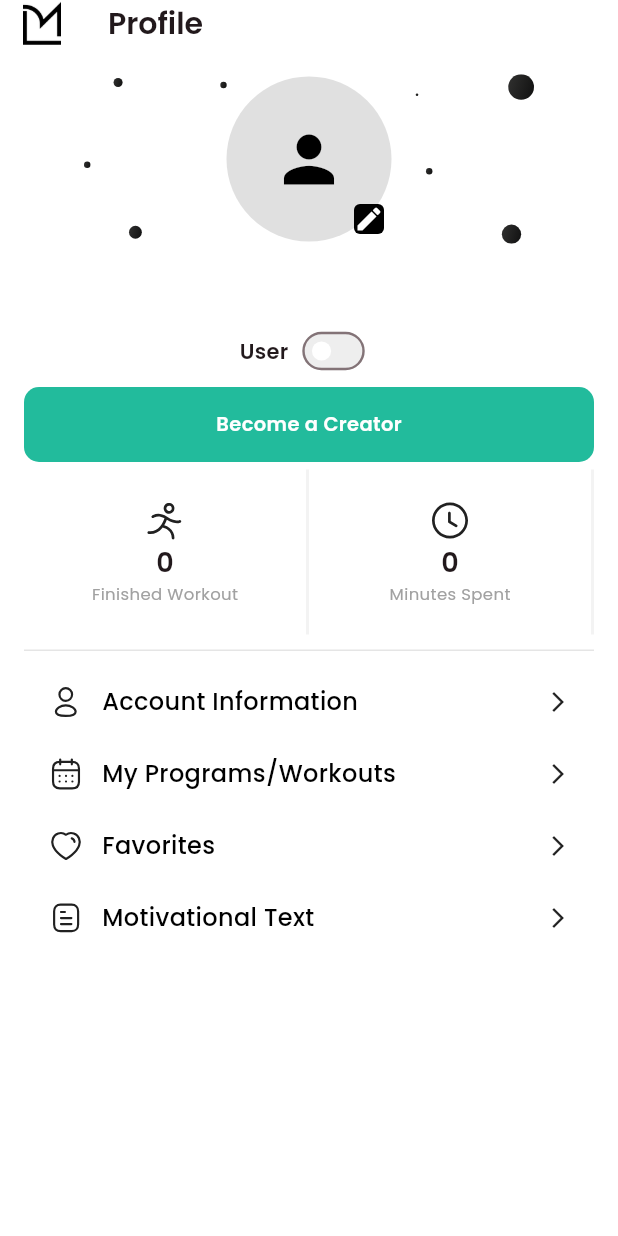
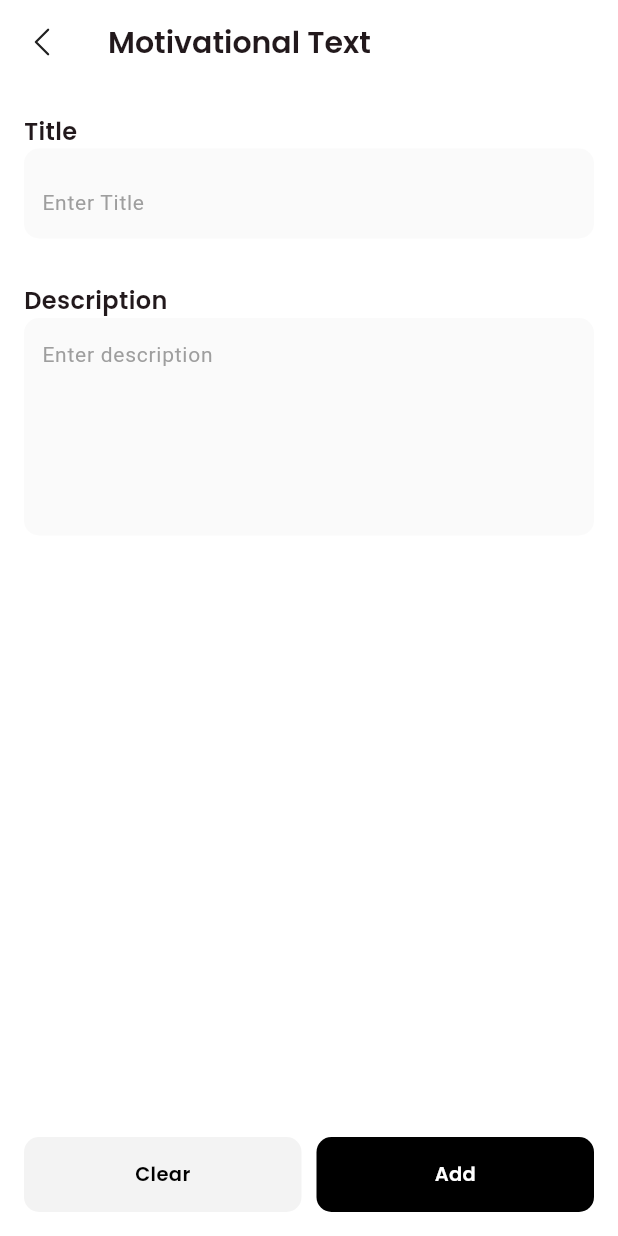
Before and after one commit to bilaalmustafa/musculo_app, a Flutter app: the UserProfile screen opened by its route, after a tap on "Motivational Text", on a phone screen of 412 x 824 dp. Run offline on Flutter 3.47's test engine with Material 3 defaults, Android fonts, the phone set to English and light mode, and no system bars; our stand-ins replace carousel_slider, cloud_firestore, cloud_functions, firebase_auth, firebase_core, flutter_secure_storage and 8 more; accounts and stored records are empty; project files that could hold a hidden picture were left out.

Commit message:
add motivational text screen

```diff
--- a/lib/core/config/routes.dart
+++ b/lib/core/config/routes.dart
@@ -23,6 +23,7 @@ import 'package:musculo_app/modules/bottom_navigation_bar/profile/creator_profil
 import 'package:musculo_app/modules/bottom_navigation_bar/profile/creator_profile_screens/creatorinfo_screen.dart';
 import 'package:musculo_app/modules/bottom_navigation_bar/profile/creator_profile_screens/payment_screen.dart';
 import 'package:musculo_app/modules/bottom_navigation_bar/profile/user_profile_screens/accountinfo.dart';
+import 'package:musculo_app/modules/bottom_navigation_bar/profile/user_profile_screens/motivational_text.dart';
 import 'package:musculo_app/modules/bottom_navigation_bar/profile/user_profile_screens/myprogramworkout.dart';
 import 'package:musculo_app/modules/bottom_navigation_bar/profile/user_profile_screens/user_profile.dart';
 import 'package:musculo_app/modules/bottom_navigation_bar/programs_and_workout/creater_screen/notification.dart';
@@ -70,6 +71,7 @@ class Routes {
   static const String verifyPasswordScreen = "/verifypassword_screen";
   static const String changePasswordScreen = "/changepassword_screen";
   static const String reportScreen = "/reporttab_screen";
+  static const String motivationalScreen = "/motivational_text_screen";
 }
 
 class RouteGenerator {
@@ -149,6 +151,10 @@ class RouteGenerator {
         return MaterialPageRoute(builder: (_) => const VerifypasswordScreen());
       case Routes.changePasswordScreen:
         return MaterialPageRoute(builder: (_) => const ChangepasswordScreen());
+      case Routes.motivationalScreen:
+        return MaterialPageRoute(
+          builder: (_) => const MotivationalTextScreen(),
+        );
 
       default:
         return MaterialPageRoute(
--- /dev/null
+++ b/lib/model/motivational_text_model.dart
@@ -0,0 +1,55 @@
+import 'package:cloud_firestore/cloud_firestore.dart';
+
+class MotivationalTextModel {
+  final String? id;
+  final String? title;
+  final String? description;
+  final String? userId;
+  final DateTime? createdAt;
+
+  MotivationalTextModel({
+    this.id,
+    this.title,
+    this.description,
+    this.userId,
+    this.createdAt,
+  });
+
+  MotivationalTextModel copyWith({
+    String? id,
+    String? title,
+    String? description,
+    String? userId,
+    DateTime? createdAt,
+  }) {
+    return MotivationalTextModel(
+      id: id ?? this.id,
+      title: title ?? this.title,
+      description: description ?? this.description,
+      userId: userId ?? this.userId,
+      createdAt: createdAt ?? this.createdAt,
+    );
+  }
+
+  factory MotivationalTextModel.fromJson(
+    Map<String, dynamic> json, {
+    String? id,
+  }) {
+    return MotivationalTextModel(
+      id: id,
+      title: json['title'],
+      description: json['description'],
+      userId: json['userId'],
+      createdAt: (json['createdAt'] as Timestamp?)?.toDate(),
+    );
+  }
+
+  Map<String, dynamic> toJson() {
+    return {
+      'title': title,
+      'description': description,
+      'userId': userId,
+      'createdAt': createdAt != null ? Timestamp.fromDate(createdAt!) : null,
+    };
+  }
+}
--- a/lib/modules/auth/sign_in/screen/sign_in_screen.dart
+++ b/lib/modules/auth/sign_in/screen/sign_in_screen.dart
@@ -25,7 +25,6 @@ class SignInScreen extends StatefulWidget {
 
 class _SignInScreenState extends State<SignInScreen> {
   final _formKey = GlobalKey<FormState>();
-  final userid = FirebaseAuth.instance.currentUser!.uid;
 
   final TextEditingController _emailController = TextEditingController();
   final TextEditingController _passController = TextEditingController();
--- a/lib/modules/bottom_navigation_bar/feedback/view_model/feedback_view_model.dart
+++ b/lib/modules/bottom_navigation_bar/feedback/view_model/feedback_view_model.dart
@@ -46,7 +46,7 @@ class FeedbackProvider with ChangeNotifier {
         timestamp: DateTime.now(),
       );
       final feedbackId = DateTime.now().millisecondsSinceEpoch.toString();
-      await _feedbackService.create(feedbackId, model);
+      await _feedbackService.createFeedback(feedbackId, model);
     } catch (e) {
       debugPrint("Error submitting feedback: $e");
     } finally {
--- /dev/null
+++ b/lib/modules/bottom_navigation_bar/profile/user_profile_screens/motivational_text.dart
@@ -0,0 +1,99 @@
+import 'package:flutter/material.dart';
+import 'package:musculo_app/components/shared_appbar.dart';
+
+import '../../../../components/custom_button.dart';
+import '../../../../components/poppins_text.dart';
+import '../../../../core/config/validator.dart';
+import '../../../../core/constants/const_colors.dart';
+import '../../../../core/constants/fonts.dart';
+import '../../../../core/constants/sizes.dart';
+import '../../feedback/components/feedbackfield.dart';
+
+class MotivationalTextScreen extends StatefulWidget {
+  const MotivationalTextScreen({super.key});
+
+  @override
+  State<MotivationalTextScreen> createState() => _MotivationalTextScreenState();
+}
+
+class _MotivationalTextScreenState extends State<MotivationalTextScreen> {
+  final titleController = TextEditingController();
+  final descriptionController = TextEditingController();
+
+  @override
+  void dispose() {
+    titleController.dispose();
+    descriptionController.dispose();
+    super.dispose();
+  }
+
+  @override
+  Widget build(BuildContext context) {
+    return Scaffold(
+      backgroundColor: ConstColors.white,
+      appBar: SharedAppBar(title: 'Motivational Text'),
+
+      body: Padding(
+        padding: const EdgeInsets.all(16.0),
+        child: Column(
+          crossAxisAlignment: CrossAxisAlignment.start,
+
+          children: [
+            PoppinsText(
+              text: "Title",
+              fontSize: Sizes.s16,
+              fontWeight: TextWeight.semiBold,
+            ),
+            Feedbackfield(
+              controller: titleController,
+              hint: 'Enter Title',
+              height: 60,
+              validator: (value) => Validator.valueExists(value),
+            ),
+            SizedBox(height: 30),
+            PoppinsText(
+              text: "Description",
+              fontSize: Sizes.s16,
+              fontWeight: TextWeight.semiBold,
+            ),
+            Feedbackfield(
+              controller: descriptionController,
+              hint: 'Enter description',
+              maxline: 5,
+              validator: (value) => Validator.valueExists(value),
+            ),
+          ],
+        ),
+      ),
+
+      bottomNavigationBar: Padding(
+        padding: const EdgeInsets.all(16.0),
+        child: Row(
+          spacing: Sizes.s10,
+          children: [
+            Expanded(
+              child: CustomButton(
+                buttonText: 'Clear',
+                textColor: Colors.black,
+                buttonColor: ConstColors.secondary,
+
+                onTap: () {
+                  // logout logic here
+                  Navigator.pop(context);
+                },
+              ),
+            ),
+            Expanded(
+              child: CustomButton(
+                buttonText: 'Add',
+                onTap: () {
+                  // add logic here
+                },
+              ),
+            ),
+          ],
+        ),
+      ),
+    );
+  }
+}
--- a/lib/modules/bottom_navigation_bar/profile/user_profile_screens/user_profile.dart
+++ b/lib/modules/bottom_navigation_bar/profile/user_profile_screens/user_profile.dart
@@ -10,6 +10,7 @@ import 'package:musculo_app/core/config/routes.dart';
 import 'package:musculo_app/core/constants/assets.dart';
 import 'package:musculo_app/core/constants/sizes.dart';
 import 'package:musculo_app/modules/bottom_navigation_bar/home_and_training_screens/view_model/user_view_model.dart';
+import 'package:musculo_app/modules/bottom_navigation_bar/programs_and_workout/component/notification_switch.dart';
 import 'package:provider/provider.dart';
 
 import '../../../../core/constants/const_colors.dart';
@@ -98,24 +99,35 @@ class _UserProfileState extends State<UserProfile> {
                     fontSize: Sizes.s14,
                     fontWeight: TextWeight.semiBold,
                   ),
-                  Transform.scale(
-                    scale: 0.8,
-                    child: Switch(
-                      activeColor: ConstColors.white,
-                      activeTrackColor: ConstColors.green4AD,
 
-                      inactiveTrackColor: ConstColors.greyEEE,
-                      inactiveThumbColor: ConstColors.white,
+                  NotificationSwitch(
                     value: isCreator,
+                    useCupertino: true,
                     onChanged: (value) {
                       setState(() {
                         isCreator = value;
                       });
                     },
                   ),
-                  ),
+                  // Transform.scale(
+                  //   scale: 0.8,
+                  //   child: Switch(
+                  //     activeColor: ConstColors.white,
+                  //     activeTrackColor: ConstColors.green4AD,
+
+                  //     inactiveTrackColor: ConstColors.greyEEE,
+                  //     inactiveThumbColor: ConstColors.white,
+                  //     value: isCreator,
+                  //     onChanged: (value) {
+                  //       setState(() {
+                  //         isCreator = value;
+                  //       });
+                  //     },
+                  //   ),
+                  // ),
                 ],
               ),
+              SizedBox(height: 15),
               CustomButton(
                 buttonText:
                     isCreator
@@ -177,11 +189,7 @@ class _UserProfileState extends State<UserProfile> {
 
                   trailing: Icon(Icons.arrow_forward_ios, size: Sizes.s16),
                   onTap: () {
-                    Navigator.pushNamed(
-                      context,
-                      Routes.myProgramWorkout,
-
-                    );
+                    Navigator.pushNamed(context, Routes.myProgramWorkout);
                     // program workout code here
                   },
                 ),
@@ -209,6 +217,7 @@ class _UserProfileState extends State<UserProfile> {
                   trailing: Icon(Icons.arrow_forward_ios, size: Sizes.s16),
                   onTap: () {
                     // motivvational text code here
+                    Navigator.pushNamed(context, Routes.motivationalScreen);
                   },
                 ),
               ] else ...[
```
Also changed, not shown: lib/core/config/validator.dart (+11 -0 lines), lib/core/services/motivational_text_services.dart (added, +34 -0 lines), lib/modules/bottom_navigation_bar/feedback/screens/feedb_screen.dart (+38 -9 lines), lib/modules/bottom_navigation_bar/feedback/screens/feedback.dart (+44 -54 lines), lib/modules/bottom_navigation_bar/feedback/screens/reportstab.dart (+51 -7 lines), lib/modules/bottom_navigation_bar/feedback/view_model/report_view_model.dart (+6 -1 lines). Lines whose indentation alone changed are shown as unchanged.
